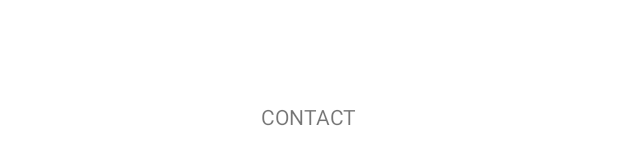
After one commit to Mihai-Razvan/CustomerApp, an Android app: the layout activity_contact.xml on its own in the app's theme, with its tools: preview values and no code run, on a phone screen of 412 x 824 dp. The commit adds this screen. Shown: the part 502-667 px from the top of the screen. Run offline under Robolectric (Android 15) with nearby library versions, the phone set to English and light mode, and no system bars.

Commit message:
phone calls

```diff
--- a/CustomerApp/CustomerApp_Client/app/src/main/AndroidManifest.xml
+++ b/CustomerApp/CustomerApp_Client/app/src/main/AndroidManifest.xml
@@ -5,6 +5,7 @@
     <uses-permission android:name="android.permission.ACCESS_WIFI_STATE" />
     <uses-permission android:name="android.permission.INTERNET" />
     <uses-permission android:name="android.permission.ACCESS_NETWORK_STATE" />
+    <uses-permission android:name="android.permission.CALL_PHONE" />
 
     <application
         android:allowBackup="true"
@@ -15,6 +16,11 @@
         android:supportsRtl="true"
         android:theme="@style/Theme.CustomerApp_Client"
         android:usesCleartextTraffic="true">
+        <activity
+            android:name=".ContactActivity"
+            android:exported="false"
+            android:label="@string/title_activity_contact"
+            android:theme="@style/Theme.CustomerApp_Client.NoActionBar" />
         <activity
             android:name=".IndexActivity"
             android:exported="false"
--- a/CustomerApp/CustomerApp_Client/app/src/main/java/com/example/customerapp_client/GlobalManager.java
+++ b/CustomerApp/CustomerApp_Client/app/src/main/java/com/example/customerapp_client/GlobalManager.java
@@ -14,7 +14,7 @@ public class GlobalManager {
 
     public static String httpNGROKAddress()
     {
-        return "http://9088-2a02-2f0c-5a09-aa00-190-3608-a687-f342.ngrok.io";
+        return "http://0b24-2a02-2f0c-5a09-aa00-190-3608-a687-f342.ngrok.io";
     }
 
     public static void setClientId(int clientId) {
--- a/CustomerApp/CustomerApp_Client/app/src/main/res/layout/activity_bills.xml
+++ b/CustomerApp/CustomerApp_Client/app/src/main/res/layout/activity_bills.xml
@@ -2,7 +2,7 @@
 <androidx.constraintlayout.widget.ConstraintLayout xmlns:android="http://schemas.android.com/apk/res/android"
     xmlns:app="http://schemas.android.com/apk/res-auto"
     xmlns:tools="http://schemas.android.com/tools"
-    android:id="@+id/act_bill_root_layout"
+    android:id="@+id/act_contact_root_layout"
     android:layout_width="match_parent"
     android:layout_height="match_parent"
     android:background="@color/white"
--- /dev/null
+++ b/CustomerApp/CustomerApp_Client/app/src/main/res/layout/activity_contact.xml
@@ -0,0 +1,20 @@
+<?xml version="1.0" encoding="utf-8"?>
+<androidx.constraintlayout.widget.ConstraintLayout xmlns:android="http://schemas.android.com/apk/res/android"
+    xmlns:app="http://schemas.android.com/apk/res-auto"
+    xmlns:tools="http://schemas.android.com/tools"
+    android:id="@+id/act_contact_root_layout"
+    android:layout_width="match_parent"
+    android:layout_height="match_parent"
+    android:background="@color/white"
+    tools:context=".ContactActivity">
+
+    <TextView
+        android:id="@+id/textView3"
+        android:layout_width="wrap_content"
+        android:layout_height="wrap_content"
+        android:text="CONTACT"
+        app:layout_constraintBottom_toBottomOf="parent"
+        app:layout_constraintEnd_toEndOf="parent"
+        app:layout_constraintStart_toStartOf="parent"
+        app:layout_constraintTop_toTopOf="parent" />
+</androidx.constraintlayout.widget.ConstraintLayout>
--- a/CustomerApp/CustomerApp_Client/app/src/main/res/layout/activity_main.xml
+++ b/CustomerApp/CustomerApp_Client/app/src/main/res/layout/activity_main.xml
@@ -117,12 +117,12 @@
                     app:srcCompat="@color/testColor3" />
 
                 <ImageButton
-                    android:id="@+id/act_main_linear_button_6"
+                    android:id="@+id/act_main_contact_button"
                     android:layout_width="0dp"
                     android:layout_height="match_parent"
                     android:layout_weight="1"
                     android:contentDescription="@string/action_settings"
-                    app:srcCompat="@drawable/ic_launcher_foreground" />
+                    app:srcCompat="@android:drawable/ic_menu_call" />
             </LinearLayout>
         </androidx.constraintlayout.widget.ConstraintLayout>
 
--- a/CustomerApp/CustomerApp_Client/app/src/main/res/values/strings.xml
+++ b/CustomerApp/CustomerApp_Client/app/src/main/res/values/strings.xml
@@ -22,5 +22,6 @@
     <string name="login_failed">"Login failed"</string>
     <string name="title_activity_register">RegisterActivity</string>
     <string name="title_activity_index">IndexActivity</string>
+    <string name="title_activity_contact">ContactActivity</string>
 
 </resources>
```
Also changed, not shown: CustomerApp/CustomerApp_Client/app/src/main/java/com/example/customerapp_client/ContactActivity.java (added, +26 -0 lines), CustomerApp/CustomerApp_Client/app/src/main/java/com/example/customerapp_client/MainActivity.java (+35 -1 lines), CustomerApp/CustomerApp_Client/app/src/main/res/navigation/nav_graph7.xml (added, +28 -0 lines).
